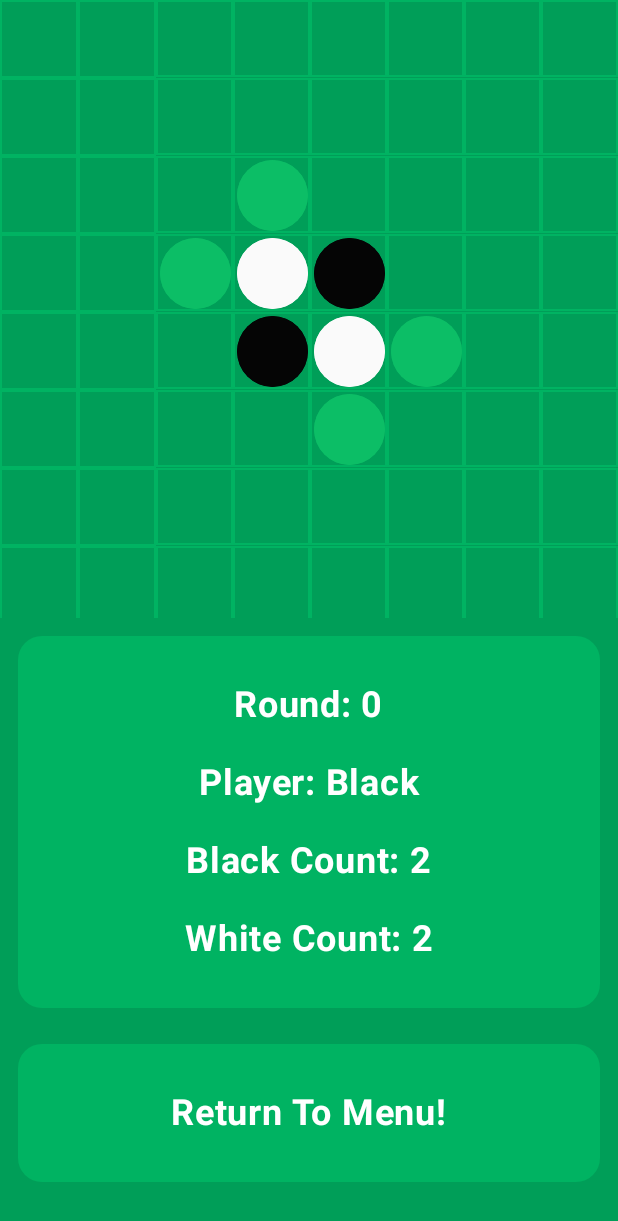
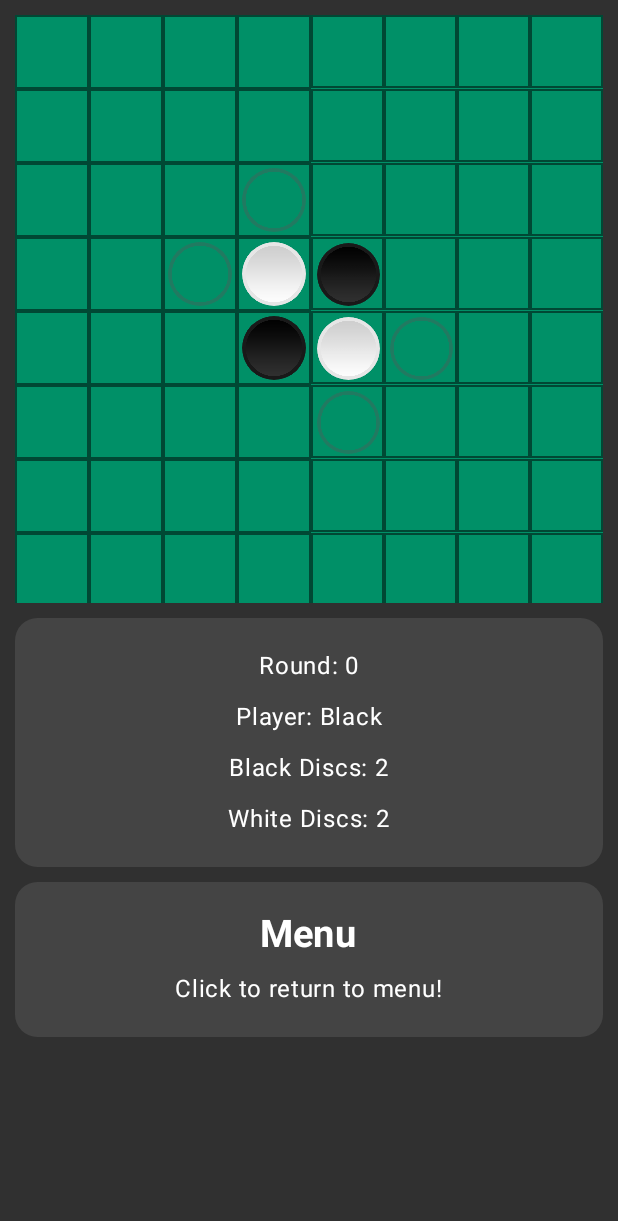
Before and after one commit to EdvinLjungqvist/Othello, an Android app built with Jetpack Compose: the screen it shows after launch (MainActivity), after a tap on "Othello Game", on a phone screen of 412 x 824 dp. Shown: the top 1221 px of the screen. Run offline under Robolectric (Android 15) with nearby library versions, the phone set to English and light mode, and no system bars.

Commit message:
Updated UI

```diff
--- a/app/src/main/java/me/edvin/othello/MainActivity.kt
+++ b/app/src/main/java/me/edvin/othello/MainActivity.kt
@@ -3,15 +3,14 @@ package me.edvin.othello
 import android.os.Bundle
 import androidx.activity.ComponentActivity
 import androidx.activity.compose.setContent
-import androidx.compose.foundation.background
 import androidx.compose.foundation.layout.fillMaxSize
+import androidx.compose.foundation.rememberScrollState
+import androidx.compose.foundation.verticalScroll
 import androidx.compose.material3.Surface
-import androidx.compose.material3.Text
-import androidx.compose.runtime.Composable
 import androidx.compose.ui.Modifier
-import androidx.compose.ui.graphics.Color
-import androidx.compose.ui.tooling.preview.Preview
 import me.edvin.othello.game.GameScreen
+import me.edvin.othello.game.GameViewModel
+import me.edvin.othello.ui.theme.OthelloBackground
 import me.edvin.othello.ui.theme.OthelloTheme
 
 class MainActivity : ComponentActivity() {
@@ -22,9 +21,10 @@ class MainActivity : ComponentActivity() {
                 Surface(
                     modifier = Modifier
                         .fillMaxSize()
-                        .background(color = Color(0, 158, 88))
+                        .verticalScroll(rememberScrollState()),
+                    color = OthelloBackground
                 ) {
-                    GameScreen()
+                    GameScreen(GameViewModel())
                 }
             }
         }
--- a/app/src/main/java/me/edvin/othello/game/GameScreen.kt
+++ b/app/src/main/java/me/edvin/othello/game/GameScreen.kt
@@ -1,131 +1,80 @@
 package me.edvin.othello.game
 
-import android.media.MediaPlayer
+import androidx.compose.foundation.Image
 import androidx.compose.foundation.background
 import androidx.compose.foundation.border
 import androidx.compose.foundation.clickable
+import androidx.compose.foundation.layout.Arrangement
 import androidx.compose.foundation.layout.Box
 import androidx.compose.foundation.layout.Column
-import androidx.compose.foundation.layout.Row
 import androidx.compose.foundation.layout.aspectRatio
 import androidx.compose.foundation.layout.fillMaxSize
 import androidx.compose.foundation.layout.fillMaxWidth
 import androidx.compose.foundation.layout.padding
 import androidx.compose.foundation.lazy.grid.GridCells
 import androidx.compose.foundation.lazy.grid.LazyVerticalGrid
-import androidx.compose.foundation.rememberScrollState
 import androidx.compose.foundation.shape.RoundedCornerShape
-import androidx.compose.foundation.verticalScroll
 import androidx.compose.material3.IconButton
-import androidx.compose.material3.IconButtonDefaults
 import androidx.compose.material3.Slider
 import androidx.compose.material3.SliderDefaults
 import androidx.compose.material3.Switch
+import androidx.compose.material3.SwitchColors
+import androidx.compose.material3.SwitchDefaults
 import androidx.compose.material3.Text
 import androidx.compose.runtime.Composable
+import androidx.compose.runtime.mutableIntStateOf
+import androidx.compose.runtime.remember
 import androidx.compose.runtime.getValue
-import androidx.compose.runtime.mutableIntStateOf
 import androidx.compose.runtime.mutableStateOf
 import androidx.compose.runtime.setValue
-import androidx.compose.runtime.remember
 import androidx.compose.ui.Alignment
 import androidx.compose.ui.Modifier
 import androidx.compose.ui.graphics.Color
 import androidx.compose.ui.graphics.RectangleShape
 import androidx.compose.ui.platform.LocalContext
+import androidx.compose.ui.res.painterResource
+import androidx.compose.ui.res.stringResource
 import androidx.compose.ui.text.font.FontWeight
-import androidx.compose.ui.text.style.TextAlign
 import androidx.compose.ui.unit.dp
 import androidx.compose.ui.unit.sp
 import me.edvin.othello.R
 import me.edvin.othello.game.grid.square.SquareColor
-import kotlin.math.pow
+import me.edvin.othello.ui.theme.OthelloBackground
+import me.edvin.othello.ui.theme.OthelloContainer
+import me.edvin.othello.ui.theme.OthelloGridBackground
+import me.edvin.othello.ui.theme.OthelloGridBorder
 
 @Composable
-fun GameScreen(viewModel: GameViewModel = remember { GameViewModel() }) {
+fun GameScreen(viewModel: GameViewModel) {
     val state = viewModel.state
 
+    Column(
+        modifier = Modifier.padding(10.dp),
+        verticalArrangement = Arrangement.spacedBy(10.dp)
+    ) {
         if (state == GameState.START) {
-        Menu(viewModel = viewModel)
+            Menu(viewModel)
         } else {
-        Game(viewModel = viewModel)
+            Game(viewModel)
+        }
     }
 }
 
 @Composable
 fun Menu(viewModel: GameViewModel) {
-    var dimension by remember { mutableIntStateOf(viewModel.dimension) }
+    var dimension by remember { mutableIntStateOf((viewModel.dimension)) }
     var sounds by remember { mutableStateOf(viewModel.sounds) }
 
-    Column(
-        modifier = Modifier
-            .background(color = Color(0, 158, 88))
-            .fillMaxSize()
-            .padding(all = 12.dp)
-            .verticalScroll(rememberScrollState()),
-        horizontalAlignment = Alignment.CenterHorizontally
+    Container(
+        clickable = {
+            viewModel.start(dimension, sounds)
+        }
     ) {
-        Row(
-            modifier = Modifier.padding(vertical = 12.dp)
-        ) {
-            Column(
-                modifier = Modifier
-                    .clickable {
-                        viewModel.dimension = dimension
-                        viewModel.sounds = sounds
-                        viewModel.start()
+        ContainerTitle("Othello Game")
+        ContainerText("Click here to start!")
     }
-                    .fillMaxWidth()
-                    .background(
-                        color = Color(0, 179, 98),
-                        shape = RoundedCornerShape(16.dp)
-                    )
-                    .padding(20.dp)
-                ,
-                horizontalAlignment = Alignment.CenterHorizontally
-            ) {
-                Text(
-                    text = "Othello Game",
-                    textAlign = TextAlign.Center,
-                    fontSize = 36.sp,
-                    fontWeight = FontWeight.ExtraBold,
-                    color = Color.White,
-                    modifier = Modifier
-                        .fillMaxWidth()
-                        .padding(vertical = 12.dp)
-                )
-                Text(
-                    text = "Click To Start!",
-                    fontSize = 24.sp,
-                    fontWeight = FontWeight.Bold,
-                    color = Color.White,
-                    modifier = Modifier.padding(vertical = 12.dp)
-                )
-            }
-        }
-
-        Row(
-            modifier = Modifier.padding(vertical = 12.dp)
-        ) {
-            Column(
-                modifier = Modifier
-                    .fillMaxWidth()
-                    .background(
-                        color = Color(0, 179, 98),
-                        shape = RoundedCornerShape(16.dp)
-                    )
-                    .padding(20.dp)
-                ,
-                horizontalAlignment = Alignment.CenterHorizontally
-            ) {
-                Text(
-                    text = "Board Size",
-                    fontSize = 24.sp,
-                    fontWeight = FontWeight.Bold,
-                    color = Color.White,
-                    modifier = Modifier.padding(vertical = 12.dp)
-                )
-
+    Container {
+        ContainerTitle("Board Size ${dimension}x${dimension}")
         Slider(
             value = dimension.toFloat(),
             onValueChange = { dimension = it.toInt() },
@@ -133,187 +82,95 @@ fun Menu(viewModel: GameViewModel) {
             valueRange = 4f..10f,
             colors = SliderDefaults.colors(
                 thumbColor = Color.White,
-                        activeTrackColor = Color(20, 199, 128),
-                        inactiveTrackColor = Color(0, 158, 88)
-                    ) ,
-                    modifier = Modifier
-                        .fillMaxWidth()
+                activeTrackColor = Color.LightGray,
+                inactiveTrackColor = OthelloBackground
+            ),
         )
-
-                Text(
-                    text = "${dimension}x${dimension}",
-                    fontSize = 16.sp,
-                    color = Color.White,
-                    modifier = Modifier.padding(top = 8.dp)
-                )
-
-                Text(
-                    text = "Sound Effects",
-                    fontSize = 24.sp,
-                    fontWeight = FontWeight.Bold,
-                    color = Color.White,
-                    modifier = Modifier.padding(vertical = 20.dp)
-                )
-
+        ContainerTitle("Sound Effects ${if (sounds) "ON" else "OFF"}")
         Switch(
             checked = sounds,
-                    onCheckedChange = {
-                        sounds = it
+            onCheckedChange = { sounds = it },
+            colors = SwitchDefaults.colors(
+                checkedTrackColor = Color.LightGray,
+                uncheckedTrackColor = OthelloBackground
+            )
+        )
     }
-                )
+    Container {
+        ContainerTitle("How To Play")
+        ContainerText("Othello is a strategy board game played by two players who take turns placing their discs on a grid. The objective is to have the most discs of your color on the board by flipping your opponent's discs to your color through strategic placement.")
     }
 }
 
-        Row(
-            modifier = Modifier.padding(vertical = 12.dp)
+@Composable
+fun Game(viewModel: GameViewModel) {
+    Grid(viewModel)
+    Container {
+        val state = viewModel.state
+
+        if (state == GameState.END){
+            Result(viewModel)
+        }
+        Info(viewModel)
+    }
+    Container(
+        clickable = {
+            viewModel.reset()
+        }
     ) {
-            Column(
+        ContainerTitle("Menu")
+        ContainerText("Click to return to menu!")
+    }
+}
+
+@Composable
+fun Grid(viewModel: GameViewModel) {
+    val dimension = viewModel.grid?.dimension!!
+
+    LazyVerticalGrid(
         modifier = Modifier
-                    .fillMaxWidth()
-                    .background(
-                        color = Color(0, 179, 98),
-                        shape = RoundedCornerShape(16.dp)
-                    )
-                    .padding(20.dp)
-                ,
-                horizontalAlignment = Alignment.CenterHorizontally
+            .background(OthelloGridBackground)
+            .aspectRatio(1f),
+        verticalArrangement = Arrangement.Top,
+        columns = GridCells.Fixed(dimension)
     ) {
-                Text(
-                    text = "Game Info",
-                    fontSize = 24.sp,
-                    fontWeight = FontWeight.Bold,
-                    color = Color.White,
-                    modifier = Modifier.padding(bottom = 20.dp)
-                )
-
-                Text(
-                    text = "Othello is a strategy board game played by two players who take turns placing their discs on a grid. The objective is to have the most discs of your color on the board by flipping your opponent's discs to your color through strategic placement.",
-                    fontSize = 16.sp,
-                    color = Color.White
-                )
+        for (y in 0 until dimension) {
+            for (x in 0 until dimension) {
+                item { Square(viewModel, x, y) }
             }
         }
     }
 }
 
 @Composable
-fun Game(viewModel: GameViewModel) {
-    val dimension = viewModel.grid?.dimension!!
+fun Square(viewModel: GameViewModel, x: Int, y: Int) {
+    val context = LocalContext.current
+    val canPlace = viewModel.canPlace(x, y)
+    val squareColor = viewModel.grid?.getSquare(x, y)?.color
+    var image: Int = -1
+    var description: Int = -1
 
-    Column(
-        modifier = Modifier
-            .verticalScroll(rememberScrollState())
-            .fillMaxSize()
-            .background(color = Color(0, 158, 88))
-    ) {
-        Row(
-            modifier = Modifier
-                .fillMaxWidth()
-                .aspectRatio(1f)
-        ) {
-            LazyVerticalGrid(
-                modifier = Modifier.fillMaxSize(),
-                columns = GridCells.Fixed(count = dimension)
-
-            ) {
-                items(count = dimension.toDouble().pow(2).toInt()) { index ->
-                    Box(
-                        modifier = Modifier
-                            .fillMaxSize()
-                            .aspectRatio(1f)
-                            .border(1.dp, Color(0, 179, 98), shape = RectangleShape)
-                            .background(
-                                color = Color(0, 158, 88)
-                            ),
-                        contentAlignment = Alignment.Center
-                    ) {
-                        Square(index = index, viewModel = viewModel)
-                    }
-                }
-            }
-        }
-
-        Row(
-            modifier = Modifier.padding(all = 12.dp)
-        ) {
-            Column(
-                modifier = Modifier
-                    .fillMaxSize()
-                    .background(
-                        color = Color(0, 179, 98),
-                        shape = RoundedCornerShape(16.dp)
-                    )
-                    .padding(20.dp)
-                ,
-                horizontalAlignment = Alignment.CenterHorizontally
-            ) {
-                val state = viewModel.state
-
-                if (state == GameState.PLAY) {
-                    Info(viewModel = viewModel)
-                } else {
-                    Result(viewModel = viewModel)
-                }
-            }
-        }
-
-        Row(
-            modifier = Modifier
-                .padding(all = 12.dp)
-        ) {
-            Column(
-                modifier = Modifier
-                    .clickable { viewModel.reset() }
-                    .fillMaxWidth()
-                    .background(
-                        color = Color(0, 179, 98),
-                        shape = RoundedCornerShape(16.dp)
-                    )
-                    .padding(20.dp)
-                ,
-                horizontalAlignment = Alignment.CenterHorizontally
-            ) {
-                Text(
-                    text = "Return To Menu!",
-                    fontSize = 24.sp,
-                    fontWeight = FontWeight.Bold,
-                    color = Color.White,
-                    modifier = Modifier.padding(vertical = 12.dp)
-                )
-            }
-        }
-    }
-}
-
-@Composable
-fun Square(index: Int, viewModel: GameViewModel) {
-    val grid = viewModel.grid
-    val dimension = grid?.dimension!!
-    val x = index % dimension
-    val y = index / dimension
-    val squareColor = grid.getSquare(x, y)?.color
-    var color = Color.Transparent
-
-    val context = LocalContext.current
-
-    if (squareColor == SquareColor.UNSET && viewModel.canPlace(x, y)) {
-        color = Color(12, 190, 102, 255)
+    if (canPlace && squareColor == SquareColor.UNSET) {
+        image = R.drawable.disc_hint
+        description = R.string.disc_hint_description
     } else if (squareColor == SquareColor.BLACK) {
-        color = Color(5, 5, 5)
+        image = R.drawable.disc_black
+        description = R.string.disc_black_description
     } else if (squareColor == SquareColor.WHITE) {
-        color = Color(250, 250, 250)
+        image = R.drawable.disc_white
+        description = R.string.disc_white_description
     }
 
     IconButton(
         modifier = Modifier
-            .fillMaxSize()
-            .padding(2.dp),
-        colors = IconButtonDefaults.iconButtonColors(color),
+            .aspectRatio(1f)
+            .border(1.dp, OthelloGridBorder, shape = RectangleShape)
+            .padding(3.dp),
         onClick = {
-            if (viewModel.canPlace(x, y)) {
+            if (canPlace) {
+                val sounds = viewModel.sounds
+
                 viewModel.place(x, y)
-
-                val sounds = viewModel.sounds
 
                 if (viewModel.shouldEnd()) {
                     viewModel.end()
@@ -327,76 +184,82 @@ fun Square(index: Int, viewModel: GameViewModel) {
             }
         }
     ) {
-        Box(
-            modifier = Modifier
-                .aspectRatio(1f)
-                .background(color = color)
-        ) {
-
+        if (image != -1 || description != -1) {
+            Image(
+                painter = painterResource(image),
+                contentDescription = stringResource(R.string.disc_black_description)
+            )
         }
     }
 }
 
+
 @Composable
 fun Info(viewModel: GameViewModel) {
-    val grid = viewModel.grid
-
-    Text(
-        text = "Round: ${viewModel.round}",
-        fontSize = 24.sp,
-        fontWeight = FontWeight.Bold,
-        color = Color.White,
-        modifier = Modifier.padding(vertical = 12.dp)
-    )
-
-    Text(
-        text = "Player: ${viewModel.player.text}",
-        fontSize = 24.sp,
-        fontWeight = FontWeight.Bold,
-        color = Color.White,
-        modifier = Modifier.padding(vertical = 12.dp)
-    )
-
-    Text(
-        text = "Black Count: ${grid?.getSquareCount(SquareColor.BLACK)}",
-        fontSize = 24.sp,
-        fontWeight = FontWeight.Bold,
-        color = Color.White,
-        modifier = Modifier.padding(vertical = 12.dp)
-    )
-
-    Text(
-        text = "White Count: ${grid?.getSquareCount(SquareColor.WHITE)}",
-        fontSize = 24.sp,
-        fontWeight = FontWeight.Bold,
-        color = Color.White,
-        modifier = Modifier.padding(vertical = 12.dp)
-    )
+    ContainerText("Round: ${viewModel.round}")
+    ContainerText("Player: ${viewModel.player.text}")
+    ContainerText("Black Discs: ${viewModel.grid?.getSquareCount(SquareColor.BLACK)}")
+    ContainerText("White Discs: ${viewModel.grid?.getSquareCount(SquareColor.WHITE)}")
 }
 
 @Composable
 fun Result(viewModel: GameViewModel) {
     val winner = viewModel.getWinner()
-    val grid = viewModel.grid
+
+    if (winner != null) {
+        ContainerTitle("The winner is ${winner.text}!")
+    } else {
+        ContainerTitle("Draw!")
+    }
+}
 
 
-    if (winner !== null) {
+@Composable
+fun Container(
+    clickable: (() -> Unit)? = null,
+    content: @Composable () -> Unit
+) {
+    Column(
+        modifier = Modifier
+            .fillMaxWidth()
+            .background(
+                color = OthelloContainer,
+                shape = RoundedCornerShape(15.dp)
+            )
+            .padding(20.dp)
+            .let {
+                if (clickable != null) {
+                    it.clickable(onClick = clickable)
+                } else {
+                    it
+                }
+            },
+        verticalArrangement = Arrangement.spacedBy(10.dp),
+        horizontalAlignment = Alignment.CenterHorizontally
+    ) {
+        content()
+    }
+}
+
+@Composable
+fun ContainerTitle(
+    text: String
+) {
     Text(
-            text = "The winner is ${winner.text}! (${grid?.getSquareCount(SquareColor.BLACK)}/${grid?.getSquareCount(SquareColor.WHITE)})",
-            fontSize = 24.sp,
+        text = text,
+        fontSize = 25.sp,
         fontWeight = FontWeight.Bold,
-            color = Color.White,
-            modifier = Modifier.padding(vertical = 12.dp)
-        )
-    } else {
-        val count = grid?.getSquareCount(SquareColor.BLACK)
-
-        Text(
-            text = "Draw (${count}/${count})",
-            fontSize = 24.sp,
-            fontWeight = FontWeight.Bold,
-            color = Color.White,
-            modifier = Modifier.padding(vertical = 12.dp)
+        color = Color.White
     )
 }
+
+@Composable
+fun ContainerText(
+    text: String
+) {
+    Text(
+        text = text,
+        fontSize = 16.sp,
+        color = Color.White
+    )
 }
--- a/app/src/main/java/me/edvin/othello/game/GameViewModel.kt
+++ b/app/src/main/java/me/edvin/othello/game/GameViewModel.kt
@@ -2,8 +2,8 @@ package me.edvin.othello.game
 
 import android.content.Context
 import android.media.MediaPlayer
+import androidx.compose.runtime.mutableStateOf
 import androidx.compose.runtime.getValue
-import androidx.compose.runtime.mutableStateOf
 import androidx.compose.runtime.setValue
 import androidx.lifecycle.ViewModel
 import me.edvin.othello.game.grid.Grid
@@ -12,23 +12,23 @@ import me.edvin.othello.game.grid.square.SquareColor
 
 class GameViewModel: ViewModel() {
     var grid: Grid? = null
+        private set
     var round: Int = 0
+        private set
     var state by mutableStateOf(GameState.START)
         private set
     var player by mutableStateOf(SquareColor.BLACK)
         private set
     var dimension = 8
+        private set
     var sounds = true
+        private set
 
-    fun playSound(context: Context, id: Int) {
-        val mediaPlayer: MediaPlayer = MediaPlayer.create(context, id)
-
-        mediaPlayer.start()
-    }
-
-    fun start() {
+    fun start(dimension: Int, sounds: Boolean) {
+        this.dimension = dimension
+        this.sounds = sounds
+        grid = Grid(dimension)
         state = GameState.PLAY
-        grid = Grid(dimension)
     }
 
     fun end() {
@@ -36,9 +36,9 @@ class GameViewModel: ViewModel() {
     }
 
     fun reset() {
-        state = GameState.START
         player = SquareColor.BLACK
         round = 0
+        state = GameState.START
     }
 
     fun place(x: Int, y: Int) {
@@ -72,7 +72,13 @@ class GameViewModel: ViewModel() {
         return grid?.getSquare(x, y)?.color == SquareColor.UNSET && getPlacementChanges(x, y).isNotEmpty()
     }
 
-    fun getOpponent(): SquareColor {
+    fun playSound(context: Context, id: Int) {
+        val mediaPlayer: MediaPlayer = MediaPlayer.create(context, id)
+
+        mediaPlayer.start()
+    }
+
+    private fun getOpponent(): SquareColor {
         return if (player == SquareColor.BLACK) SquareColor.WHITE
         else SquareColor.BLACK
     }
--- a/app/src/main/java/me/edvin/othello/theme/Color.kt
+++ b/app/src/main/java/me/edvin/othello/theme/Color.kt
@@ -9,3 +9,8 @@ val Pink80 = Color(0xFFEFB8C8)
 val Purple40 = Color(0xFF6650a4)
 val PurpleGrey40 = Color(0xFF625b71)
 val Pink40 = Color(0xFF7D5260)
+
+val OthelloBackground = Color(0xFF303030)
+val OthelloContainer = Color(0xFF444444)
+val OthelloGridBackground = Color(0xFF009067)
+val OthelloGridBorder = Color(0xFF004834)
--- a/app/src/main/res/values/strings.xml
+++ b/app/src/main/res/values/strings.xml
@@ -1,3 +1,6 @@
 <resources>
     <string name="app_name">Othello</string>
+    <string name="disc_black_description">Black disc</string>
+    <string name="disc_white_description">White disc</string>
+    <string name="disc_hint_description">Hint disc</string>
 </resources>
```
Also changed, not shown: app/src/main/res/drawable/disc_black.png (added), app/src/main/res/drawable/disc_hint.png (added), app/src/main/res/drawable/disc_white.png (added), 1 other file. Lines whose indentation alone changed are shown as unchanged.
